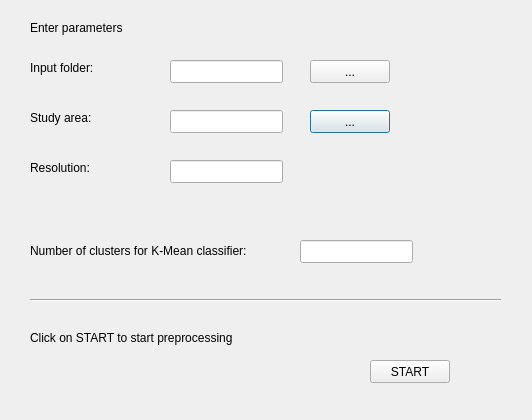
Before: the Qt Designer form dunes_detector/dunes_detector_dialog_base.ui in Sara495/DunesDetector, drawn with Qt 5.
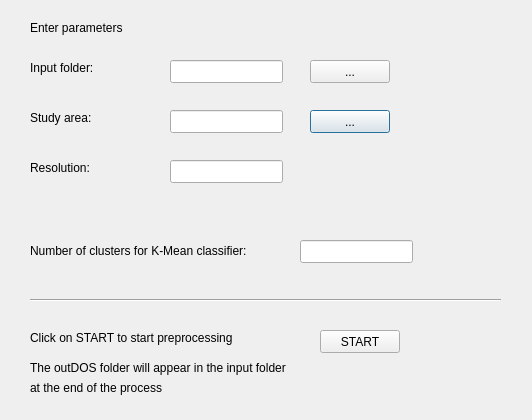
After: the same form once the commit is applied.

The edit to the form file:
```diff
--- a/dunes_detector/dunes_detector_dialog_base.ui
+++ b/dunes_detector/dunes_detector_dialog_base.ui
@@ -114,8 +114,8 @@
   <widget class="QPushButton" name="pushButton_start">
    <property name="geometry">
     <rect>
-     <x>370</x>
-     <y>360</y>
+     <x>320</x>
+     <y>330</y>
      <width>80</width>
      <height>23</height>
     </rect>
@@ -183,6 +183,32 @@
     <enum>Qt::Horizontal</enum>
    </property>
   </widget>
+  <widget class="QLabel" name="label">
+   <property name="geometry">
+    <rect>
+     <x>30</x>
+     <y>360</y>
+     <width>301</width>
+     <height>16</height>
+    </rect>
+   </property>
+   <property name="text">
+    <string>The outDOS folder will appear in the input folder</string>
+   </property>
+  </widget>
+  <widget class="QLabel" name="label_2">
+   <property name="geometry">
+    <rect>
+     <x>30</x>
+     <y>380</y>
+     <width>301</width>
+     <height>16</height>
+    </rect>
+   </property>
+   <property name="text">
+    <string>at the end of the process</string>
+   </property>
+  </widget>
  </widget>
  <resources/>
  <connections/>
```
